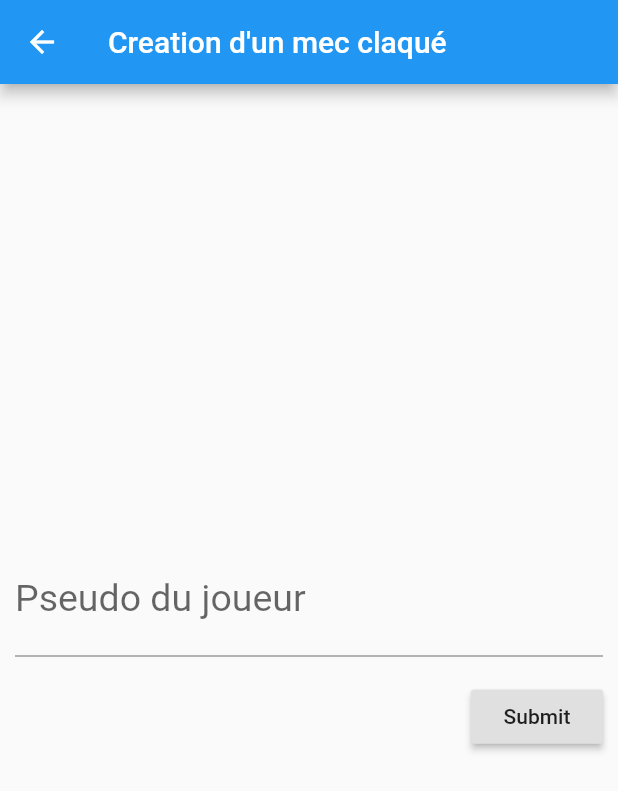
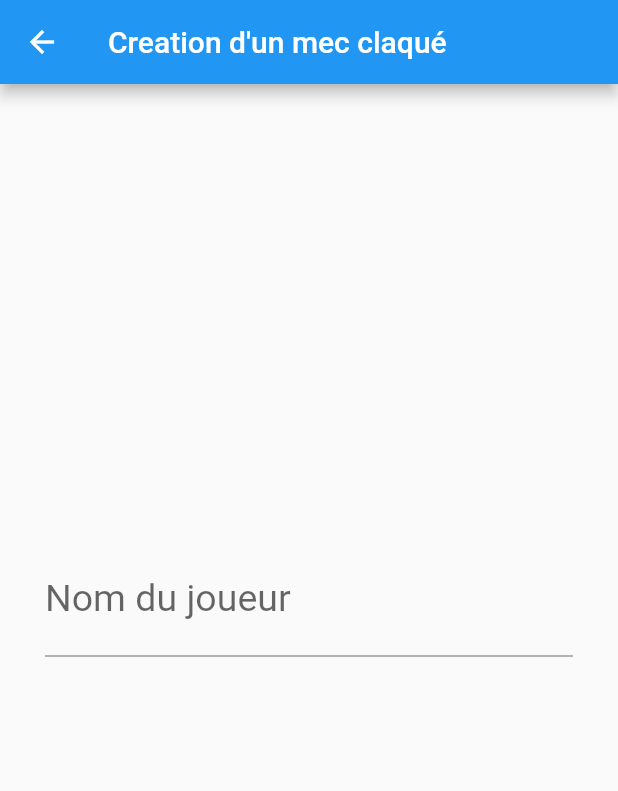
Before and after one commit to Aeners/deckbleu, a Flutter app: the CreatePlayerScreen screen opened by its route, on a phone screen of 412 x 824 dp. Shown: the top 791 px of the screen. Run offline on Flutter 3.47's test engine with Material 2 defaults, Android fonts, the phone set to English and light mode, and no system bars; our stand-ins replace sqflite; accounts and stored records are empty.

Commit message:
creation user OK

```diff
--- a/lib/screens/menu/options/entry.dart
+++ b/lib/screens/menu/options/entry.dart
@@ -27,7 +27,7 @@
             )),
         onTap: disabled
             ? null
-            : () {
+            : () async {
                 Navigator.pushNamed(context, pathToNavigate);
               });
   }
--- a/lib/screens/users/create/form.dart
+++ b/lib/screens/users/create/form.dart
@@ -1,28 +1,88 @@
 import 'package:flutter/material.dart';
+import 'dart:math';
+
+const List<String> possibleSubmitValues = [
+  "Sérieux ?",
+  "Pire pseudo",
+  "Réfléchi mieux stp",
+  "Stop le sel"
+];
+int getRandomIndex() => Random().nextInt(possibleSubmitValues.length);
 
 class FormPlayer extends StatefulWidget {
-  FormPlayer({Key key}) : super(key: key);
+  FormPlayer({Key key, @required this.handleSubmit}) : super(key: key);
+
+  final Function handleSubmit;
 
   @override
   _FormPlayerState createState() => _FormPlayerState();
 }
 
-class _FormPlayerState extends State<FormPlayer> {
+class _FormPlayerState extends State<FormPlayer>
+    with SingleTickerProviderStateMixin {
+  TextEditingController usernameController = TextEditingController();
   final _formKey = GlobalKey<FormState>();
+  double _opacity = 0.0;
+  String _submitValue = '';
+  bool _submitCanChange = true;
+  Animation<Offset> _offsetAnimation;
+  AnimationController _controller;
+
+  @override
+  initState() {
+    super.initState();
+    _controller = AnimationController(
+      duration: const Duration(seconds: 2),
+      vsync: this,
+    )..repeat(reverse: true);
+    _offsetAnimation = Tween<Offset>(
+      begin: Offset(-0.5, 0.0),
+      end: const Offset(0.5, 0.0),
+    ).animate(CurvedAnimation(
+      parent: _controller,
+      curve: Curves.easeIn,
+    ));
+  }
+
+  @override
+  void dispose() {
+    _controller.dispose();
+    super.dispose();
+  }
+
+  _handleTextChange(text) {
+    setState(() {
+      if (text.isEmpty) {
+        _opacity = 0;
+        _submitCanChange = true;
+      } else {
+        _opacity = 1;
+        if (_submitCanChange) {
+          int newIndex;
+          do {
+            newIndex = getRandomIndex();
+          } while (possibleSubmitValues[newIndex] == _submitValue);
+          _submitValue = possibleSubmitValues[newIndex];
+          _submitCanChange = false;
+        }
+      }
+    });
+  }
 
   @override
   Widget build(BuildContext context) => Form(
       key: _formKey,
       child: Column(
-        crossAxisAlignment: CrossAxisAlignment.end,
         mainAxisAlignment: MainAxisAlignment.center,
         children: <Widget>[
           TextFormField(
+            controller: usernameController,
+            onChanged: _handleTextChange,
             style: TextStyle(
                 fontSize: 25.0, color: Theme.of(context).primaryColor),
             decoration: const InputDecoration(
               hintText: 'Envoie le blase petit',
-              labelText: 'Pseudo du joueur',
+              labelText: 'Nom du joueur',
             ),
             validator: (value) {
               if (value.isEmpty) {
@@ -33,24 +93,38 @@
           ),
           Padding(
             padding: const EdgeInsets.symmetric(vertical: 16.0),
-            child: RaisedButton(
+            child: AnimatedOpacity(
+                opacity: _opacity,
+                duration: const Duration(milliseconds: 300),
+                curve: Curves.easeInQuad,
+                child: Row(
+                    mainAxisAlignment: MainAxisAlignment.end,
+                    children: <Widget>[
+                      RaisedButton(
+                        color: Theme.of(context).bottomAppBarColor,
                         onPressed: () {
                           // Validate will return true if the form is valid, or false if
                           // the form is invalid.
                           if (_formKey.currentState.validate()) {
-                  print('hello');
+                            widget.handleSubmit(usernameController.text);
                           }
                         },
-              child: Text('Submit'),
+                        child: Row(
+                          mainAxisAlignment: MainAxisAlignment.spaceBetween,
+                          children: <Widget>[
+                            Container(
+                              margin: const EdgeInsets.only(right: 15),
+                              child: Text("$_submitValue"),
                             ),
+                            SlideTransition(
+                              position: _offsetAnimation,
+                              child: Text(">>"),
+                            ),
+                          ],
+                        ),
+                      ),
+                    ])),
           ),
         ],
       ));
 }
-
-/**
- * decoration: new InputDecoration(
-      labelText: "Hello",
-      labelStyle: theme.textTheme.caption.copyWith(color: theme.primaryColor),
-    ),
- */
--- a/lib/screens/users/create/index.dart
+++ b/lib/screens/users/create/index.dart
@@ -1,15 +1,33 @@
 import 'package:flutter/material.dart';
 
 import 'package:app/screens/users/create/form.dart';
+import 'package:app/utils/db.dart';
 
-class CreatePlayerScreen extends StatelessWidget {
+class CreatePlayerScreen extends StatefulWidget {
+  @override
+  _CreatePlayerScreenState createState() => _CreatePlayerScreenState();
+}
+
+class _CreatePlayerScreenState extends State<CreatePlayerScreen> {
+  _handlePlayerCreate(String username, BuildContext context) async {
+    DatabaseHelper helper = DatabaseHelper.instance;
+    await helper.insert(username);
+    Navigator.pop(context, () {
+      setState(() {});
+    });
+  }
+
   @override
   Widget build(BuildContext context) => Scaffold(
         appBar: AppBar(
             title: const Text(
           "Creation d'un mec claqué",
         )),
-        body:
-            Container(padding: const EdgeInsets.all(10.0), child: FormPlayer()),
+        body: Container(
+            padding: const EdgeInsets.all(30.0),
+            child: FormPlayer(
+              handleSubmit: (username) =>
+                  _handlePlayerCreate(username, context),
+            )),
       );
 }
```
Also changed, not shown: lib/screens/menu/index.dart (+6 -14 lines), lib/utils/db.dart (+14 -5 lines). Lines whose indentation alone changed are shown as unchanged.
